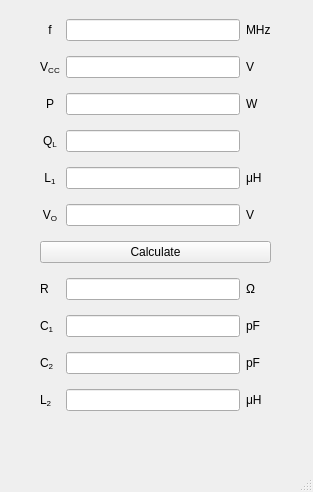
Qt form mainwindow.ui (marchersimon/tcCalculator) before a commit.
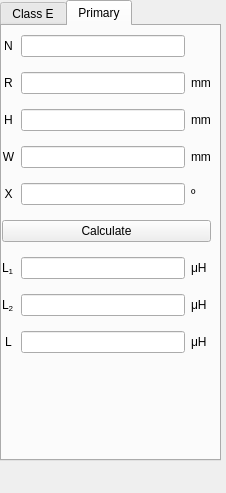
The same form after that commit.

Commit message: add calculator for conical coil inductance

Diff of the .ui file:
```diff
--- a/mainwindow.ui
+++ b/mainwindow.ui
@@ -6,20 +6,36 @@
    <rect>
     <x>0</x>
     <y>0</y>
-    <width>313</width>
-    <height>492</height>
+    <width>226</width>
+    <height>493</height>
    </rect>
   </property>
   <property name="windowTitle">
    <string>MainWindow</string>
   </property>
   <widget class="QWidget" name="centralwidget">
-   <widget class="QWidget" name="">
+   <widget class="QTabWidget" name="tabWidget">
     <property name="geometry">
      <rect>
-      <x>40</x>
-      <y>10</y>
-      <width>231</width>
+      <x>0</x>
+      <y>0</y>
+      <width>221</width>
+      <height>461</height>
+     </rect>
+    </property>
+    <property name="currentIndex">
+     <number>1</number>
+    </property>
+    <widget class="QWidget" name="tab">
+     <attribute name="title">
+      <string>Class E</string>
+     </attribute>
+     <widget class="QWidget" name="layoutWidget">
+      <property name="geometry">
+       <rect>
+        <x>0</x>
+        <y>0</y>
+        <width>209</width>
       <height>416</height>
      </rect>
     </property>
@@ -46,7 +62,24 @@
      <item row="1" column="2" colspan="2">
       <widget class="QLabel" name="vccUnit">
        <property name="text">
-        <string>V</string>
+          <string>MHz</string>
+         </property>
+        </widget>
+       </item>
+       <item row="9" column="0">
+        <widget class="QLabel" name="label_3">
+         <property name="text">
+          <string>C&lt;sub&gt;2&lt;/sub&gt;</string>
+         </property>
+        </widget>
+       </item>
+       <item row="10" column="1">
+        <widget class="QLineEdit" name="leL1"/>
+       </item>
+       <item row="3" column="2" colspan="2">
+        <widget class="QLabel" name="qualityUnit">
+         <property name="text">
+          <string/>
        </property>
       </widget>
      </item>
@@ -66,23 +99,21 @@
        </property>
       </widget>
      </item>
-     <item row="5" column="0">
-      <widget class="QLabel" name="voSymbol">
-       <property name="cursor">
-        <cursorShape>WhatsThisCursor</cursorShape>
-       </property>
-       <property name="toolTip">
-        <string>Transistor saturation offset voltage</string>
-       </property>
+       <item row="8" column="2" colspan="2">
+        <widget class="QLabel" name="label_6">
+         <property name="text">
+          <string>pF</string>
+         </property>
+        </widget>
+       </item>
+       <item row="11" column="0">
+        <widget class="QLabel" name="label_4">
        <property name="text">
-        <string>&lt;html&gt;&lt;head/&gt;&lt;body&gt;&lt;p&gt;V&lt;span style=&quot; vertical-align:sub;&quot;&gt;O&lt;/span&gt;&lt;/p&gt;&lt;/body&gt;&lt;/html&gt;</string>
-       </property>
-       <property name="alignment">
-        <set>Qt::AlignCenter</set>
-       </property>
-      </widget>
-     </item>
-     <item row="4" column="2" colspan="2">
+          <string>L&lt;sub&gt;2&lt;/sub&gt;</string>
+         </property>
+        </widget>
+       </item>
+       <item row="10" column="2" colspan="2">
       <widget class="QLabel" name="l1Unit">
        <property name="text">
         <string>μH</string>
@@ -145,20 +176,10 @@
        </property>
       </widget>
      </item>
-     <item row="4" column="1">
-      <widget class="QLineEdit" name="leL1"/>
-     </item>
-     <item row="1" column="1">
-      <widget class="QLineEdit" name="leVcc"/>
-     </item>
-     <item row="3" column="2" colspan="2">
-      <widget class="QLabel" name="qualityUnit">
-       <property name="text">
-        <string/>
-       </property>
-      </widget>
-     </item>
-     <item row="4" column="0">
+       <item row="0" column="1">
+        <widget class="QLineEdit" name="leFreq"/>
+       </item>
+       <item row="10" column="0">
       <widget class="QLabel" name="l1Symbol">
        <property name="cursor">
         <cursorShape>WhatsThisCursor</cursorShape>
@@ -167,7 +188,7 @@
         <string>Inductivity of L&lt;sub&gt;1&lt;/sub&gt;</string>
        </property>
        <property name="text">
-        <string>&lt;html&gt;&lt;head/&gt;&lt;body&gt;&lt;p&gt;L&lt;span style=&quot; vertical-align:sub;&quot;&gt;1&lt;/span&gt;&lt;/p&gt;&lt;/body&gt;&lt;/html&gt;</string>
+          <string>&lt;html&gt;&lt;head/&gt;&lt;body&gt;&lt;p&gt;L&lt;span style=&quot; vertical-align:sub;&quot;&gt;1(min)&lt;/span&gt;&lt;/p&gt;&lt;/body&gt;&lt;/html&gt;</string>
        </property>
        <property name="alignment">
         <set>Qt::AlignCenter</set>
@@ -191,68 +212,215 @@
        </property>
       </widget>
      </item>
-     <item row="0" column="1">
-      <widget class="QLineEdit" name="leFreq"/>
-     </item>
-     <item row="2" column="2" colspan="2">
-      <widget class="QLabel" name="powUnit">
-       <property name="text">
-        <string>W</string>
-       </property>
-      </widget>
-     </item>
-     <item row="10" column="0">
-      <widget class="QLabel" name="label_4">
-       <property name="text">
-        <string>L&lt;sub&gt;2&lt;/sub&gt;</string>
-       </property>
-      </widget>
-     </item>
-     <item row="7" column="1">
-      <widget class="QLineEdit" name="leRes"/>
-     </item>
-     <item row="8" column="1">
-      <widget class="QLineEdit" name="leC1"/>
-     </item>
-     <item row="9" column="1">
-      <widget class="QLineEdit" name="leC2"/>
-     </item>
-     <item row="10" column="1">
+       <item row="11" column="1">
       <widget class="QLineEdit" name="leL2"/>
      </item>
-     <item row="7" column="2" colspan="2">
-      <widget class="QLabel" name="label_5">
-       <property name="cursor">
-        <cursorShape>ArrowCursor</cursorShape>
-       </property>
-       <property name="text">
-        <string>Ω</string>
-       </property>
-      </widget>
-     </item>
-     <item row="8" column="2" colspan="2">
-      <widget class="QLabel" name="label_6">
-       <property name="text">
-        <string>pF</string>
-       </property>
-      </widget>
-     </item>
-     <item row="9" column="2" colspan="2">
-      <widget class="QLabel" name="label_7">
-       <property name="text">
-        <string>pF</string>
-       </property>
-      </widget>
-     </item>
-     <item row="10" column="2" colspan="2">
+       <item row="11" column="2" colspan="2">
       <widget class="QLabel" name="label_8">
        <property name="text">
         <string>μH</string>
        </property>
       </widget>
      </item>
-     <item row="6" column="0" colspan="4">
-      <widget class="QPushButton" name="calc">
+       <item row="8" column="1">
+        <widget class="QLineEdit" name="leC1"/>
+       </item>
+      </layout>
+     </widget>
+    </widget>
+    <widget class="QWidget" name="tab_2">
+     <attribute name="title">
+      <string>Primary</string>
+     </attribute>
+     <widget class="QWidget" name="layoutWidget_2">
+      <property name="geometry">
+       <rect>
+        <x>0</x>
+        <y>0</y>
+        <width>209</width>
+        <height>341</height>
+       </rect>
+      </property>
+      <layout class="QGridLayout" name="gridLayout_2" columnstretch="0,0,0,0">
+       <item row="3" column="0">
+        <widget class="QLabel" name="widthSymbol">
+         <property name="cursor">
+          <cursorShape>WhatsThisCursor</cursorShape>
+         </property>
+         <property name="toolTip">
+          <string>&lt;html&gt;&lt;head/&gt;&lt;body&gt;&lt;p&gt;effective width (r&lt;span style=&quot; vertical-align:sub;&quot;&gt;outter&lt;/span&gt; - r&lt;span style=&quot; vertical-align:sub;&quot;&gt;inner&lt;/span&gt;)&lt;/p&gt;&lt;/body&gt;&lt;/html&gt;</string>
+         </property>
+         <property name="text">
+          <string>W</string>
+         </property>
+         <property name="alignment">
+          <set>Qt::AlignCenter</set>
+         </property>
+        </widget>
+       </item>
+       <item row="7" column="1">
+        <widget class="QLineEdit" name="leL1_p"/>
+       </item>
+       <item row="4" column="0">
+        <widget class="QLabel" name="angleSymbol">
+         <property name="cursor">
+          <cursorShape>WhatsThisCursor</cursorShape>
+         </property>
+         <property name="toolTip">
+          <string>rise angle</string>
+         </property>
+         <property name="text">
+          <string>X</string>
+         </property>
+         <property name="alignment">
+          <set>Qt::AlignCenter</set>
+         </property>
+        </widget>
+       </item>
+       <item row="0" column="2" colspan="2">
+        <widget class="QLabel" name="nUnit">
+         <property name="text">
+          <string/>
+         </property>
+        </widget>
+       </item>
+       <item row="3" column="2" colspan="2">
+        <widget class="QLabel" name="widthUnit">
+         <property name="text">
+          <string>mm</string>
+         </property>
+        </widget>
+       </item>
+       <item row="2" column="1">
+        <widget class="QLineEdit" name="leHeight"/>
+       </item>
+       <item row="0" column="0">
+        <widget class="QLabel" name="nSymbol">
+         <property name="cursor">
+          <cursorShape>WhatsThisCursor</cursorShape>
+         </property>
+         <property name="toolTip">
+          <string>number of turns</string>
+         </property>
+         <property name="text">
+          <string>N</string>
+         </property>
+         <property name="alignment">
+          <set>Qt::AlignCenter</set>
+         </property>
+        </widget>
+       </item>
+       <item row="3" column="1">
+        <widget class="QLineEdit" name="leWidth"/>
+       </item>
+       <item row="8" column="0">
+        <widget class="QLabel" name="label_10">
+         <property name="text">
+          <string>&lt;html&gt;&lt;head/&gt;&lt;body&gt;&lt;p&gt;L&lt;span style=&quot; vertical-align:sub;&quot;&gt;2&lt;/span&gt;&lt;/p&gt;&lt;/body&gt;&lt;/html&gt;</string>
+         </property>
+        </widget>
+       </item>
+       <item row="4" column="1">
+        <widget class="QLineEdit" name="leAngle"/>
+       </item>
+       <item row="9" column="0">
+        <widget class="QLabel" name="l1Symbol_2">
+         <property name="cursor">
+          <cursorShape>WhatsThisCursor</cursorShape>
+         </property>
+         <property name="toolTip">
+          <string>min. inductivity of L&lt;sub&gt;1&lt;/sub&gt;</string>
+         </property>
+         <property name="text">
+          <string>L</string>
+         </property>
+         <property name="alignment">
+          <set>Qt::AlignCenter</set>
+         </property>
+        </widget>
+       </item>
+       <item row="9" column="1">
+        <widget class="QLineEdit" name="leL_p"/>
+       </item>
+       <item row="7" column="0">
+        <widget class="QLabel" name="label_15">
+         <property name="text">
+          <string>&lt;html&gt;&lt;head/&gt;&lt;body&gt;&lt;p&gt;L&lt;span style=&quot; vertical-align:sub;&quot;&gt;1&lt;/span&gt;&lt;/p&gt;&lt;/body&gt;&lt;/html&gt;</string>
+         </property>
+        </widget>
+       </item>
+       <item row="1" column="0">
+        <widget class="QLabel" name="radiusSymbol">
+         <property name="cursor">
+          <cursorShape>WhatsThisCursor</cursorShape>
+         </property>
+         <property name="toolTip">
+          <string>average radius</string>
+         </property>
+         <property name="text">
+          <string>&lt;html&gt;&lt;head/&gt;&lt;body&gt;&lt;p&gt;R&lt;/p&gt;&lt;/body&gt;&lt;/html&gt;</string>
+         </property>
+         <property name="alignment">
+          <set>Qt::AlignCenter</set>
+         </property>
+        </widget>
+       </item>
+       <item row="2" column="0">
+        <widget class="QLabel" name="heightSymbol">
+         <property name="cursor">
+          <cursorShape>WhatsThisCursor</cursorShape>
+         </property>
+         <property name="toolTip">
+          <string>effective height</string>
+         </property>
+         <property name="text">
+          <string>H</string>
+         </property>
+         <property name="alignment">
+          <set>Qt::AlignCenter</set>
+         </property>
+        </widget>
+       </item>
+       <item row="0" column="1">
+        <widget class="QLineEdit" name="leN"/>
+       </item>
+       <item row="4" column="2" colspan="2">
+        <widget class="QLabel" name="voUnit_2">
+         <property name="text">
+          <string>º</string>
+         </property>
+        </widget>
+       </item>
+       <item row="8" column="2" colspan="2">
+        <widget class="QLabel" name="label_13">
+         <property name="text">
+          <string>μH</string>
+         </property>
+        </widget>
+       </item>
+       <item row="7" column="2" colspan="2">
+        <widget class="QLabel" name="label_11">
+         <property name="text">
+          <string>μH</string>
+         </property>
+        </widget>
+       </item>
+       <item row="9" column="2" colspan="2">
+        <widget class="QLabel" name="l1Unit_2">
+         <property name="text">
+          <string>μH</string>
+         </property>
+        </widget>
+       </item>
+       <item row="2" column="2" colspan="2">
+        <widget class="QLabel" name="heightUnit">
+         <property name="text">
+          <string>mm</string>
+         </property>
+        </widget>
+       </item>
+       <item row="5" column="0" colspan="4">
+        <widget class="QPushButton" name="calc_2">
        <property name="text">
         <string>Calculate</string>
        </property>
@@ -261,7 +429,22 @@
        </property>
       </widget>
      </item>
-    </layout>
+       <item row="1" column="1">
+        <widget class="QLineEdit" name="leRadius"/>
+       </item>
+       <item row="8" column="1">
+        <widget class="QLineEdit" name="leL2_p"/>
+       </item>
+       <item row="1" column="2" colspan="2">
+        <widget class="QLabel" name="radiusUnit">
+         <property name="text">
+          <string>mm</string>
+         </property>
+        </widget>
+       </item>
+      </layout>
+     </widget>
+    </widget>
    </widget>
   </widget>
   <widget class="QMenuBar" name="menubar">
@@ -274,7 +457,6 @@
     </rect>
    </property>
   </widget>
-  <widget class="QStatusBar" name="statusbar"/>
  </widget>
  <tabstops>
   <tabstop>calc</tabstop>
```
Left out of the diff: 105 changed lines with no effect on the pictures. Lines whose indentation alone changed are shown as unchanged. The commit also changes 2 other files.
